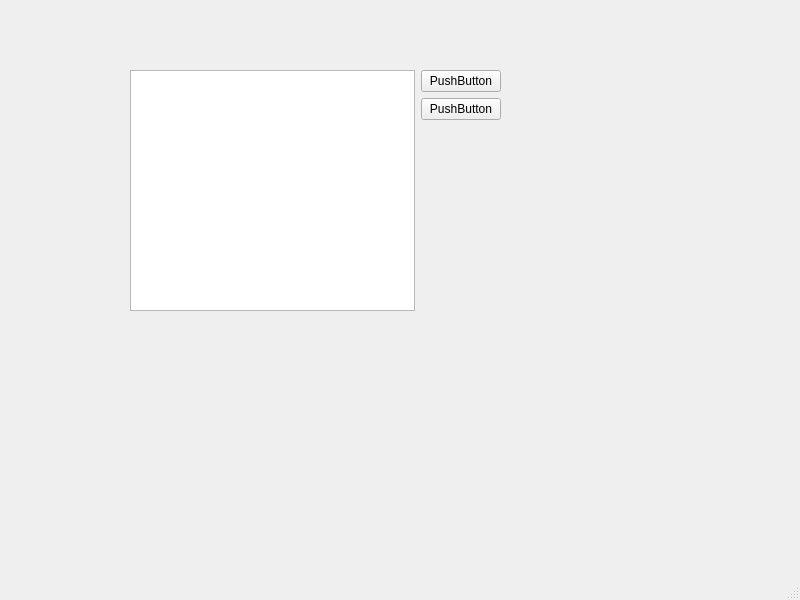
First picture: the form in ui/mainwindow.ui, repository cihansenyuz/library_system, before the edit.
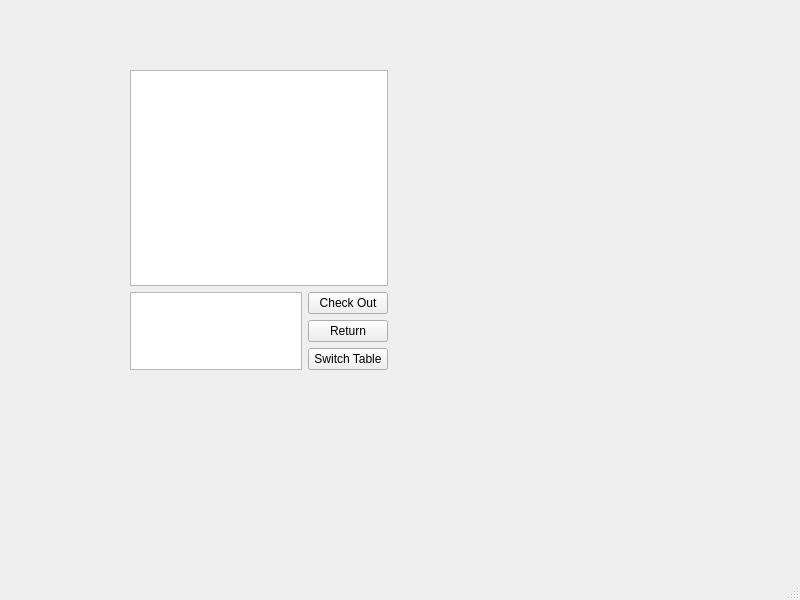
Second picture: the form after the edit.

Commit message: main window ui modified

Diff of the .ui file:
```diff
--- a/ui/mainwindow.ui
+++ b/ui/mainwindow.ui
@@ -19,42 +19,43 @@
      <rect>
       <x>130</x>
       <y>70</y>
-      <width>371</width>
-      <height>241</height>
+      <width>258</width>
+      <height>300</height>
      </rect>
     </property>
+    <layout class="QVBoxLayout" name="verticalLayout_2" stretch="4,1">
+     <item>
+      <widget class="QTableWidget" name="bookTableWidget"/>
+     </item>
+     <item>
     <layout class="QHBoxLayout" name="horizontalLayout">
      <item>
-      <widget class="QTableWidget" name="tableWidget"/>
+        <widget class="QTextBrowser" name="infoTextBrowser"/>
      </item>
      <item>
       <layout class="QVBoxLayout" name="verticalLayout">
        <item>
         <widget class="QPushButton" name="pushButton">
          <property name="text">
-          <string>PushButton</string>
+            <string>Check Out</string>
          </property>
         </widget>
        </item>
        <item>
         <widget class="QPushButton" name="pushButton_2">
          <property name="text">
-          <string>PushButton</string>
+            <string>Return</string>
          </property>
         </widget>
        </item>
        <item>
-        <spacer name="verticalSpacer">
-         <property name="orientation">
-          <enum>Qt::Vertical</enum>
-         </property>
-         <property name="sizeHint" stdset="0">
-          <size>
-           <width>20</width>
-           <height>40</height>
-          </size>
-         </property>
-        </spacer>
+          <widget class="QPushButton" name="switchButton">
+           <property name="text">
+            <string>Switch Table</string>
+           </property>
+          </widget>
+         </item>
+        </layout>
        </item>
       </layout>
      </item>
```
Left out of the diff: 4 changed lines with no effect on the pictures. Lines whose indentation alone changed are shown as unchanged.
